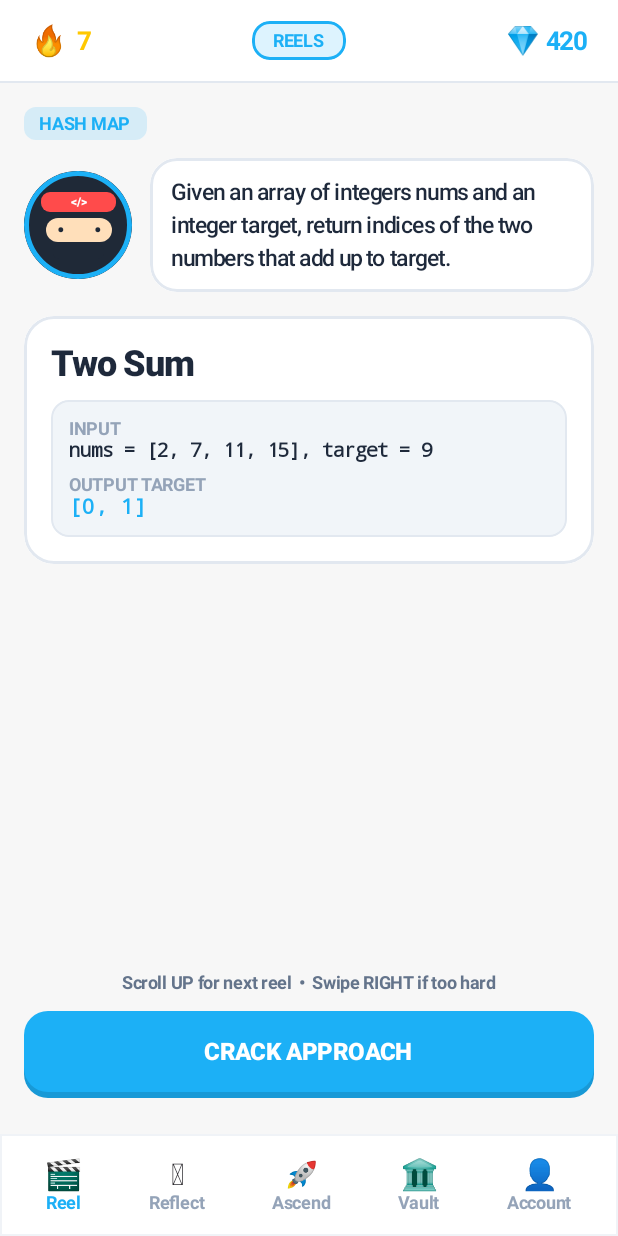
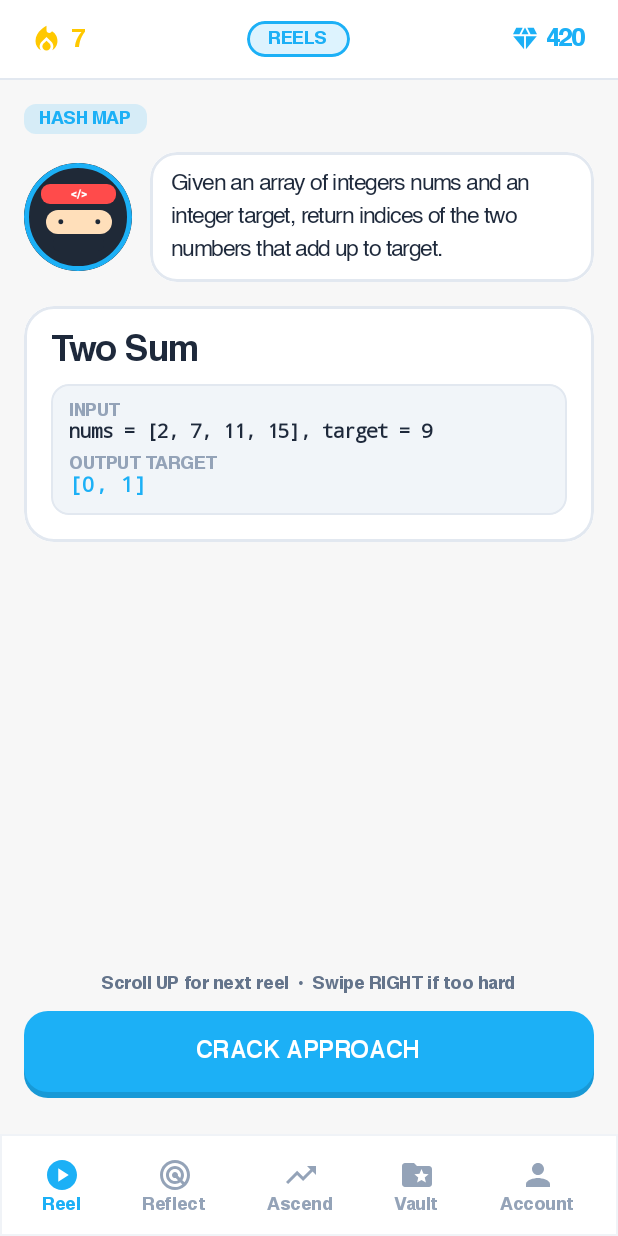
Before and after one commit to krazykarthik2/leetlingo, an Android app built with Jetpack Compose: the screen it shows after launch (MainActivity), on a phone screen of 412 x 824 dp. Run offline under Robolectric (Android 15) with nearby library versions, the phone set to English and light mode, and no system bars.

Commit message:
feat: authentic Helvetica font integration from Windows font files + clean vector icons with zero emojis

```diff
--- a/app/build.gradle.kts
+++ b/app/build.gradle.kts
@@ -49,6 +49,7 @@ dependencies {
     implementation(libs.androidx.ui.graphics)
     implementation(libs.androidx.ui.tooling.preview)
     implementation(libs.androidx.material3)
+    implementation("androidx.compose.material:material-icons-extended")
 
     // Firebase BoM & services
     implementation(platform(libs.firebase.bom))
--- a/app/src/main/java/com/leetlingo/app/ui/screens/LeetLingoMainScreen.kt
+++ b/app/src/main/java/com/leetlingo/app/ui/screens/LeetLingoMainScreen.kt
@@ -5,12 +5,20 @@ import androidx.compose.foundation.border
 import androidx.compose.foundation.clickable
 import androidx.compose.foundation.layout.*
 import androidx.compose.foundation.shape.RoundedCornerShape
+import androidx.compose.material.icons.Icons
+import androidx.compose.material.icons.filled.Bolt
+import androidx.compose.material.icons.filled.FolderSpecial
+import androidx.compose.material.icons.filled.Person
+import androidx.compose.material.icons.filled.PlayCircle
+import androidx.compose.material.icons.filled.Radar
+import androidx.compose.material.icons.filled.TrendingUp
 import androidx.compose.material3.*
 import androidx.compose.runtime.*
 import androidx.compose.ui.Alignment
 import androidx.compose.ui.Modifier
 import androidx.compose.ui.draw.clip
 import androidx.compose.ui.graphics.Color
+import androidx.compose.ui.graphics.vector.ImageVector
 import androidx.compose.ui.platform.LocalContext
 import androidx.compose.ui.unit.dp
 import androidx.compose.ui.unit.sp
@@ -19,12 +27,12 @@ import com.leetlingo.app.data.model.VaultItem
 import com.leetlingo.app.data.repository.ContentRepository
 import com.leetlingo.app.ui.theme.*
 
-enum class AppTab(val title: String, val icon: String, val activeColor: Color) {
-    REEL("Reel", "🎬", ReelBlue),
-    REFLECT("Reflect", "🪞", ReflectRed),
-    ASCEND("Ascend", "🚀", AscendGreen),
-    VAULT("Vault", "🏛️", VaultYellow),
-    ACCOUNT("Account", "👤", AccountColor)
+enum class AppTab(val title: String, val icon: ImageVector, val activeColor: Color) {
+    REEL("Reel", Icons.Filled.PlayCircle, ReelBlue),
+    REFLECT("Reflect", Icons.Filled.Radar, ReflectRed),
+    ASCEND("Ascend", Icons.Filled.TrendingUp, AscendGreen),
+    VAULT("Vault", Icons.Filled.FolderSpecial, VaultYellow),
+    ACCOUNT("Account", Icons.Filled.Person, AccountColor)
 }
 
 @Composable
@@ -42,7 +50,6 @@ fun LeetLingoMainScreen() {
 
     Scaffold(
         bottomBar = {
-            // Duolingo Style Bottom Navigation adapting to system dark/light
             Row(
                 modifier = Modifier
                     .fillMaxWidth()
@@ -60,12 +67,15 @@ fun LeetLingoMainScreen() {
                         modifier = Modifier
                             .clip(RoundedCornerShape(12.dp))
                             .clickable { currentTab = tab }
-                            .padding(horizontal = 12.dp, vertical = 4.dp)
+                            .padding(horizontal = 14.dp, vertical = 4.dp)
                     ) {
-                        Text(
-                            text = tab.icon,
-                            fontSize = 20.sp
+                        Icon(
+                            imageVector = tab.icon,
+                            contentDescription = tab.title,
+                            tint = if (isSelected) tab.activeColor else theme.textMuted,
+                            modifier = Modifier.size(24.dp)
                         )
+                        Spacer(modifier = Modifier.height(2.dp))
                         Text(
                             text = tab.title,
                             color = if (isSelected) tab.activeColor else theme.textMuted,
--- a/app/src/main/java/com/leetlingo/app/ui/screens/ReelFeedScreen.kt
+++ b/app/src/main/java/com/leetlingo/app/ui/screens/ReelFeedScreen.kt
@@ -9,6 +9,13 @@ import androidx.compose.foundation.layout.*
 import androidx.compose.foundation.pager.VerticalPager
 import androidx.compose.foundation.pager.rememberPagerState
 import androidx.compose.foundation.shape.RoundedCornerShape
+import androidx.compose.material.icons.Icons
+import androidx.compose.material.icons.filled.Close
+import androidx.compose.material.icons.filled.Diamond
+import androidx.compose.material.icons.filled.LocalFireDepartment
+import androidx.compose.material.icons.filled.TrendingFlat
+import androidx.compose.material.icons.filled.Check
+import androidx.compose.material.icons.filled.Bolt
 import androidx.compose.material3.*
 import androidx.compose.runtime.*
 import androidx.compose.ui.Alignment
@@ -75,7 +82,12 @@ fun ReelFeedScreen(
             verticalAlignment = Alignment.CenterVertically
         ) {
             Row(verticalAlignment = Alignment.CenterVertically) {
-                Text("🔥", fontSize = 20.sp)
+                Icon(
+                    imageVector = Icons.Filled.LocalFireDepartment,
+                    contentDescription = "Streak",
+                    tint = VaultYellow,
+                    modifier = Modifier.size(22.dp)
+                )
                 Spacer(modifier = Modifier.width(6.dp))
                 Text("7", color = VaultYellow, style = HelveticaSubtitle)
             }
@@ -89,7 +101,12 @@ fun ReelFeedScreen(
                 Text("REELS", color = ReelBlue, style = HelveticaSmall)
             }
             Row(verticalAlignment = Alignment.CenterVertically) {
-                Text("💎", fontSize = 18.sp)
+                Icon(
+                    imageVector = Icons.Filled.Diamond,
+                    contentDescription = "Gems",
+                    tint = ReelBlue,
+                    modifier = Modifier.size(20.dp)
+                )
                 Spacer(modifier = Modifier.width(4.dp))
                 Text("420", color = ReelBlue, style = HelveticaSubtitle)
             }
@@ -309,12 +326,11 @@ fun L1ApproachViewDuo(
                 modifier = Modifier.fillMaxWidth().padding(bottom = 12.dp),
                 verticalAlignment = Alignment.CenterVertically
             ) {
-                Text(
-                    "✕",
-                    color = theme.textMuted,
-                    fontWeight = FontWeight.Black,
-                    fontSize = 20.sp,
-                    modifier = Modifier.clickable { onClose() }.padding(end = 12.dp)
+                Icon(
+                    imageVector = Icons.Filled.Close,
+                    contentDescription = "Close",
+                    tint = theme.textMuted,
+                    modifier = Modifier.size(24.dp).clickable { onClose() }
                 )
                 LinearProgressIndicator(
                     progress = { 0.5f },
@@ -426,12 +442,11 @@ fun L2PseudoViewDuo(
                 modifier = Modifier.fillMaxWidth().padding(bottom = 12.dp),
                 verticalAlignment = Alignment.CenterVertically
             ) {
-                Text(
-                    "✕",
-                    color = theme.textMuted,
-                    fontWeight = FontWeight.Black,
-                    fontSize = 20.sp,
-                    modifier = Modifier.clickable { onClose() }.padding(end = 12.dp)
+                Icon(
+                    imageVector = Icons.Filled.Close,
+                    contentDescription = "Close",
+                    tint = theme.textMuted,
+                    modifier = Modifier.size(24.dp).clickable { onClose() }
                 )
                 LinearProgressIndicator(
                     progress = { 0.85f },
--- a/app/src/main/java/com/leetlingo/app/ui/theme/Type.kt
+++ b/app/src/main/java/com/leetlingo/app/ui/theme/Type.kt
@@ -1,45 +1,58 @@
 package com.leetlingo.app.ui.theme
 
 import androidx.compose.ui.text.TextStyle
+import androidx.compose.ui.text.font.Font
 import androidx.compose.ui.text.font.FontFamily
+import androidx.compose.ui.text.font.FontStyle
 import androidx.compose.ui.text.font.FontWeight
 import androidx.compose.ui.unit.sp
+import com.leetlingo.app.R
 
-// Helvetica font family with least/tight letter spacing for aesthetic, premium Swiss typography
-val HelveticaFontFamily = FontFamily.SansSerif
+// Exact Helvetica Font Family loaded directly from the provided TTFs:
+// - Helvetica.ttf (Regular)
+// - Helvetica-Bold_0.ttf (Bold)
+// - Helvetica-BoldOblique.ttf (Bold Italic)
+// - Helvetica-Oblique.ttf (Italic)
+val HelveticaFontFamily = FontFamily(
+    Font(R.font.helvetica_regular, FontWeight.Normal, FontStyle.Normal),
+    Font(R.font.helvetica_bold, FontWeight.Bold, FontStyle.Normal),
+    Font(R.font.helvetica_bold, FontWeight.Black, FontStyle.Normal),
+    Font(R.font.helvetica_oblique, FontWeight.Normal, FontStyle.Italic),
+    Font(R.font.helvetica_bold_oblique, FontWeight.Bold, FontStyle.Italic)
+)
 
 val HelveticaTitle = TextStyle(
     fontFamily = HelveticaFontFamily,
-    fontWeight = FontWeight.Black,
+    fontWeight = FontWeight.Bold,
     fontSize = 24.sp,
-    letterSpacing = (-0.8).sp // Least / tight letter spacing
+    letterSpacing = (-1.0).sp // Least / tight Swiss letter spacing
 )
 
 val HelveticaSubtitle = TextStyle(
     fontFamily = HelveticaFontFamily,
     fontWeight = FontWeight.Bold,
     fontSize = 17.sp,
-    letterSpacing = (-0.4).sp
+    letterSpacing = (-0.6).sp
 )
 
 val HelveticaBody = TextStyle(
     fontFamily = HelveticaFontFamily,
-    fontWeight = FontWeight.Medium,
+    fontWeight = FontWeight.Normal,
     fontSize = 15.sp,
     lineHeight = 22.sp,
-    letterSpacing = (-0.3).sp
+    letterSpacing = (-0.4).sp
 )
 
 val HelveticaSmall = TextStyle(
     fontFamily = HelveticaFontFamily,
     fontWeight = FontWeight.Bold,
     fontSize = 12.sp,
-    letterSpacing = (-0.2).sp
+    letterSpacing = (-0.3).sp
 )
 
 val HelveticaButton = TextStyle(
     fontFamily = HelveticaFontFamily,
-    fontWeight = FontWeight.Black,
+    fontWeight = FontWeight.Bold,
     fontSize = 16.sp,
-    letterSpacing = (-0.3).sp
+    letterSpacing = (-0.4).sp
 )
```
Also changed, not shown: app/src/main/java/com/leetlingo/app/ui/screens/AccountScreen.kt (+45 -23 lines), app/src/main/java/com/leetlingo/app/ui/screens/ReflectScreen.kt (+18 -5 lines), app/src/main/java/com/leetlingo/app/ui/screens/VaultScreen.kt (+4 -4 lines), app/src/main/res/font/helvetica_bold.ttf (added), app/src/main/res/font/helvetica_bold_oblique.ttf (added), app/src/main/res/font/helvetica_oblique.ttf (added), app/src/main/res/font/helvetica_regular.ttf (added), 290 other files.
